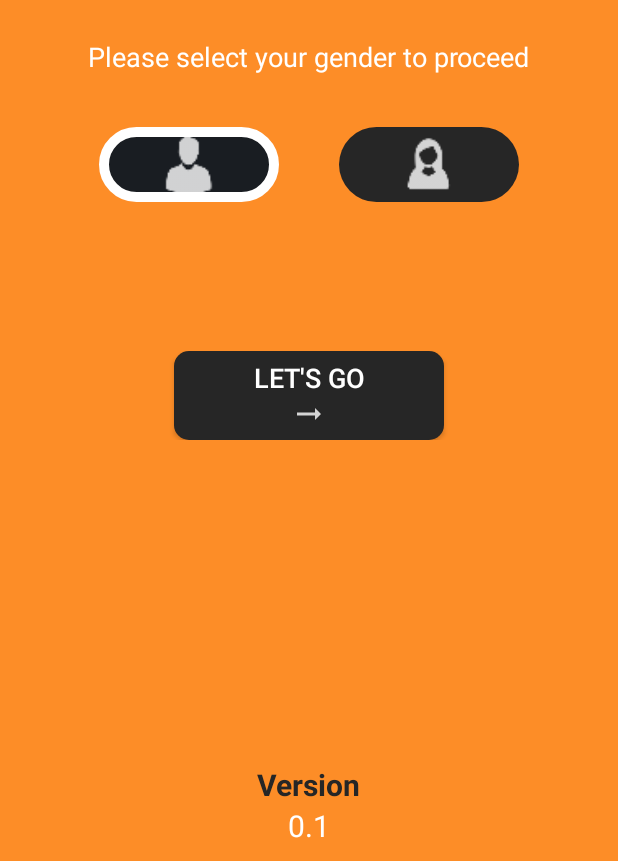
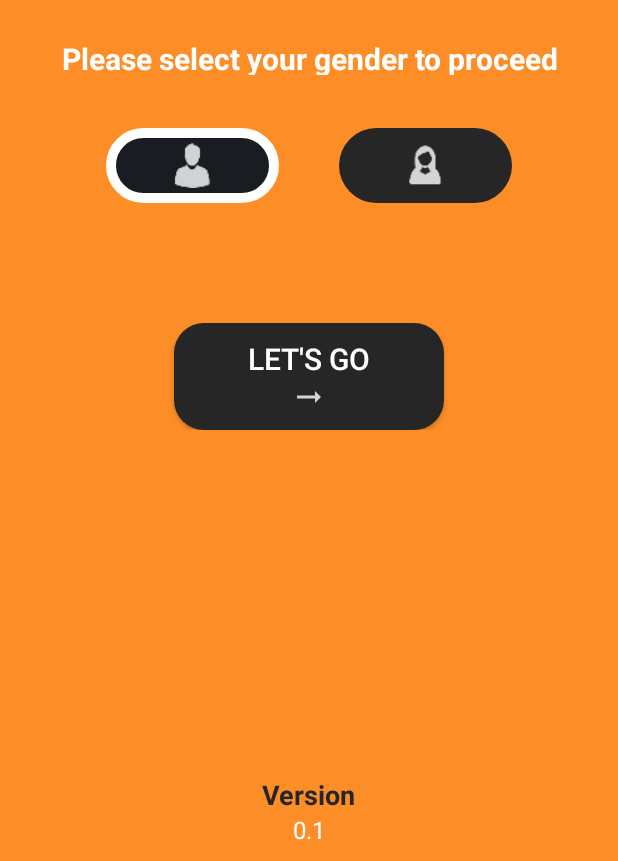
Before and after one commit to hsn6797/Magrooz-SufnaTech, an Android app: the screen it shows after launch (LoginActivity), on a phone screen of 412 x 824 dp, the part 375-1236 px from its top. Run offline under Robolectric (Android 15) with nearby library versions, the phone set to English and light mode, and no system bars; our stand-ins replace AdMob, Firebase (no records; nobody signed in at launch, a user with empty details on screens opened directly); libraries missing offline, so code that uses them is left out: com.github.ybq.android.

Commit message:
- Gender Dialog and Login Activity UI Changes done

```diff
--- a/app/src/main/java/com/sufnatech/magrooz/Activities/StartLiveTalkActivity.java
+++ b/app/src/main/java/com/sufnatech/magrooz/Activities/StartLiveTalkActivity.java
@@ -39,9 +39,7 @@ import com.google.android.gms.tasks.OnSuccessListener;
 import com.google.android.gms.tasks.Task;
 import com.google.firebase.firestore.DocumentReference;
 import com.google.firebase.firestore.DocumentSnapshot;
-import com.google.firebase.firestore.EventListener;
 import com.google.firebase.firestore.FirebaseFirestore;
-import com.google.firebase.firestore.FirebaseFirestoreException;
 import com.google.firebase.firestore.QuerySnapshot;
 import com.sufnatech.magrooz.Helpers.Dialog.AlertDialogBox;
 import com.sufnatech.magrooz.Helpers.Dialog.AlertDialogSingleInterface;
@@ -52,7 +50,7 @@ import java.util.List;
 import java.util.Map;
 import java.util.Random;
 import com.google.android.gms.ads.InterstitialAd;
-import com.yarolegovich.lovelydialog.LovelyStandardDialog;
+//import com.yarolegovich.lovelydialog.LovelyStandardDialog;
 
 
 public class StartLiveTalkActivity extends AppCompatActivity {
--- a/app/src/main/res/drawable/cancelbuttonalert.xml
+++ b/app/src/main/res/drawable/cancelbuttonalert.xml
@@ -2,6 +2,6 @@
 
 <shape xmlns:android="http://schemas.android.com/apk/res/android" android:shape="rectangle">
     <solid android:color="#FFF"/>
-    <corners android:radius="200dp"/>
+    <corners android:radius="50dp"/>
 
 </shape>
--- a/app/src/main/res/drawable/custom_button.xml
+++ b/app/src/main/res/drawable/custom_button.xml
@@ -2,5 +2,5 @@
 <shape xmlns:android="http://schemas.android.com/apk/res/android" android:shape="rectangle">
 
     <solid android:color="#262626"/>
-    <corners android:radius="10dp"/>
+    <corners android:radius="20dp"/>
 </shape>
--- a/app/src/main/res/drawable/custom_person_button.xml
+++ b/app/src/main/res/drawable/custom_person_button.xml
@@ -1,6 +1,6 @@
 <?xml version="1.0" encoding="utf-8"?>
 <shape xmlns:android="http://schemas.android.com/apk/res/android" android:shape="rectangle">
    <solid android:color="#262626"/>
-    <corners android:radius="200dp"/>
+    <corners android:radius="50dp"/>
 
 </shape>
--- a/app/src/main/res/drawable/custom_person_onclick.xml
+++ b/app/src/main/res/drawable/custom_person_onclick.xml
@@ -2,7 +2,7 @@
 <shape xmlns:android="http://schemas.android.com/apk/res/android">
 
     <solid android:color="#191D22"/>
-    <corners android:radius="200dp"/>
+    <corners android:radius="50dp"/>
     <stroke android:width="10px" android:color="#FFF"/>
 
 </shape>
--- a/app/src/main/res/layout/activity_login.xml
+++ b/app/src/main/res/layout/activity_login.xml
@@ -23,9 +23,10 @@
             android:layout_gravity="center"
             android:text="Please select your gender to proceed"
             android:textColor="#FFF"
-            android:textSize="18sp"
+            android:textSize="20sp"
+            android:textAlignment="center"
             android:layout_margin="5dp"
-            android:textStyle="normal" />
+            android:textStyle="bold" />
 
 
 
@@ -61,24 +62,24 @@
         android:orientation="horizontal"
         android:layout_below="@+id/top_linear"
         android:gravity="center"
-        android:padding="9dp"
+        android:padding="10dp"
        >
 
 
         <androidx.appcompat.widget.AppCompatImageButton
             android:id="@+id/Malebtn"
-            android:layout_width="120dp"
+            android:layout_width="115dp"
             android:layout_height="50dp"
             android:layout_margin="20dp"
             android:scaleType="fitCenter"
-            android:padding="5dp"
+            android:padding="10dp"
             android:background="@drawable/custom_person_onclick"
             android:src="@drawable/ic_person_male" />
 
         <androidx.appcompat.widget.AppCompatImageButton
             android:id="@+id/femalebtn"
-            android:layout_width="120dp"
-            android:padding="5dp"
+            android:layout_width="115dp"
+            android:padding="10dp"
             android:background="@drawable/custom_person_button"
             android:layout_margin="20dp"
             android:layout_height="50dp"
@@ -94,7 +95,7 @@
         android:id="@+id/loginbtn_Linear"
         android:layout_width="match_parent"
         android:layout_height="wrap_content"
-        android:layout_marginTop="70dp"
+        android:layout_marginTop="50dp"
         android:orientation="vertical"
         android:gravity="center"
 
@@ -107,10 +108,10 @@
             android:layout_height="wrap_content"
             android:text="@string/letsgoBtn"
             android:background="@drawable/custom_button"
-            android:padding="5dp"
+            android:padding="10dp"
             android:textColor="#FFF"
             android:drawableBottom="@drawable/ic_right_arrow"
-            android:textSize="18sp"
+            android:textSize="20sp"
             />
 
 
@@ -157,7 +158,7 @@
             android:layout_height="wrap_content"
             android:text="Version"
             android:textColor="@color/TextColor"
-            android:textSize="20sp"
+            android:textSize="18sp"
             android:textStyle="bold" />
 
         <TextView
@@ -166,7 +167,7 @@
             android:layout_height="wrap_content"
             android:text="0.1"
             android:textColor="#FFF"
-            android:textSize="20sp" />
+            android:textSize="16sp" />
     </LinearLayout>
 
 
```
Also changed, not shown: app/src/main/res/layout/alert_dialogue.xml (+29 -19 lines).
